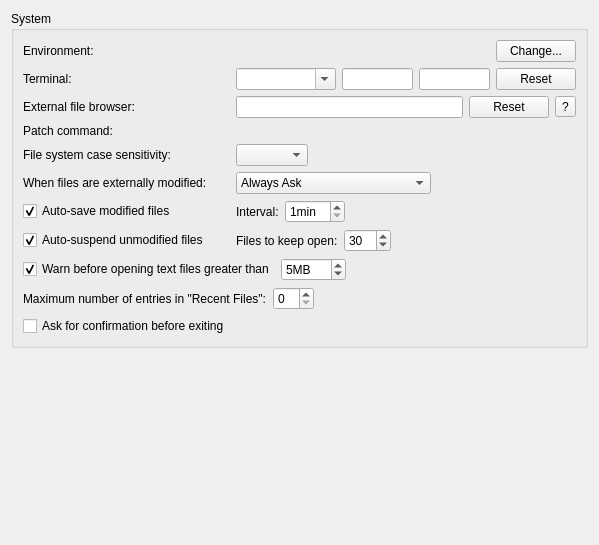
Above: src/plugins/coreplugin/systemsettings.ui from qt-creator/qt-creator before the change. Below: the same form after it.
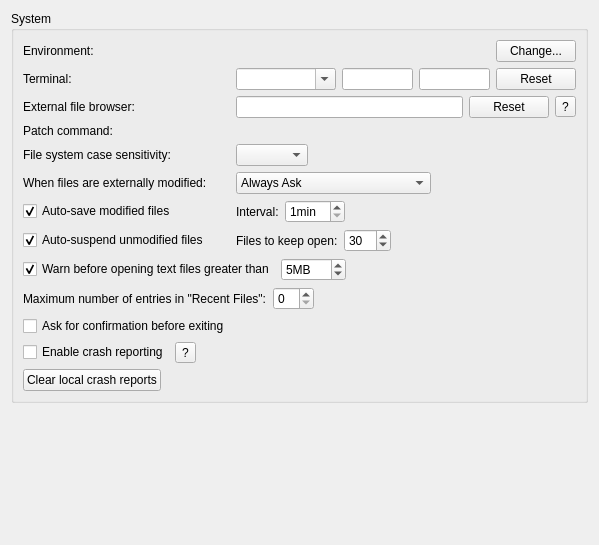
That is the form after the change. Custom widgets are drawn as their Qt base class.

```diff
--- a/src/plugins/coreplugin/systemsettings.ui
+++ b/src/plugins/coreplugin/systemsettings.ui
@@ -309,6 +309,24 @@
         </item>
        </layout>
       </item>
+      <item row="12" column="0">
+       <layout class="QHBoxLayout" name="horizontalLayout_11">
+        <item>
+         <widget class="QPushButton" name="clearCrashReportsButton">
+          <property name="text">
+           <string>Clear local crash reports</string>
+          </property>
+         </widget>
+        </item>
+        <item>
+         <widget class="QLabel" name="crashReportsSizeText">
+          <property name="text">
+           <string/>
+          </property>
+         </widget>
+        </item>
+       </layout>
+      </item>
       <item row="2" column="1" colspan="2">
        <widget class="QWidget" name="externalFileBrowserWidget" native="true">
         <layout class="QHBoxLayout" name="horizontalLayout_9">
@@ -455,6 +473,40 @@
         </layout>
        </widget>
       </item>
+      <item row="11" column="0" colspan="3">
+       <layout class="QHBoxLayout" name="horizontalLayout_10">
+        <item>
+         <widget class="QCheckBox" name="enableCrashReportingCheckBox">
+          <property name="toolTip">
+           <string>Allow crashes to be automatically reported. Collected reports are used for the sole purpose of fixing bugs.</string>
+          </property>
+          <property name="text">
+           <string>Enable crash reporting</string>
+          </property>
+         </widget>
+        </item>
+        <item>
+         <widget class="QToolButton" name="helpCrashReportingButton">
+          <property name="text">
+           <string>?</string>
+          </property>
+         </widget>
+        </item>
+        <item>
+         <spacer name="horizontalSpacer">
+          <property name="orientation">
+           <enum>Qt::Horizontal</enum>
+          </property>
+          <property name="sizeHint" stdset="0">
+           <size>
+            <width>40</width>
+            <height>20</height>
+           </size>
+          </property>
+         </spacer>
+        </item>
+       </layout>
+      </item>
      </layout>
     </widget>
    </item>
```
